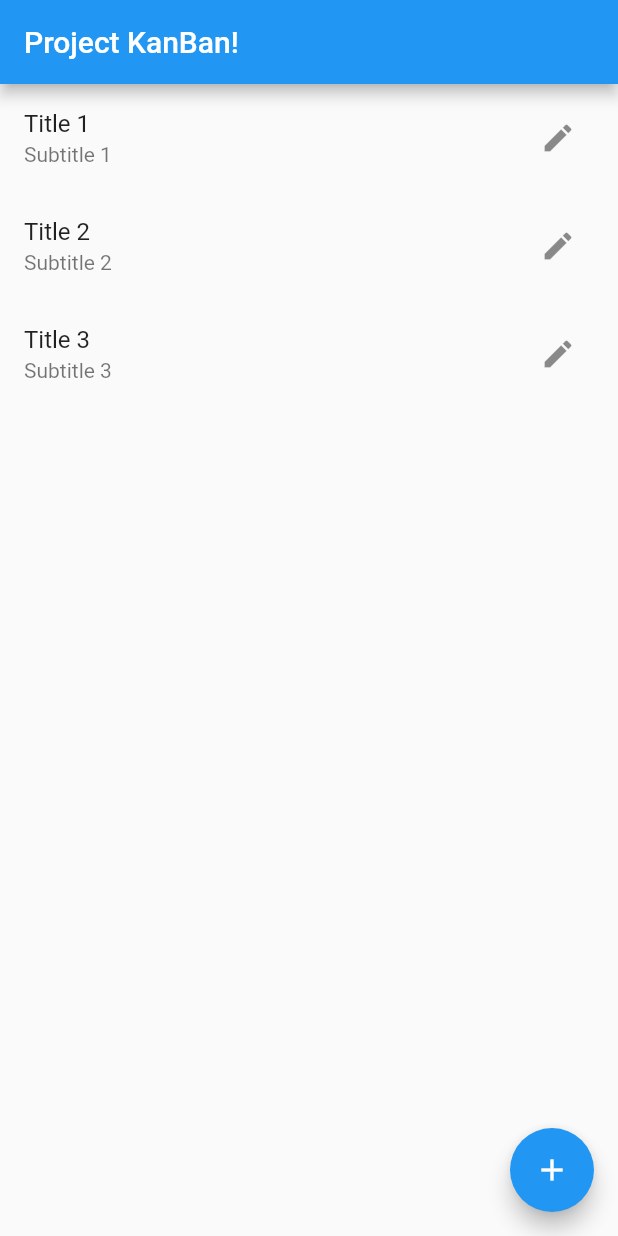
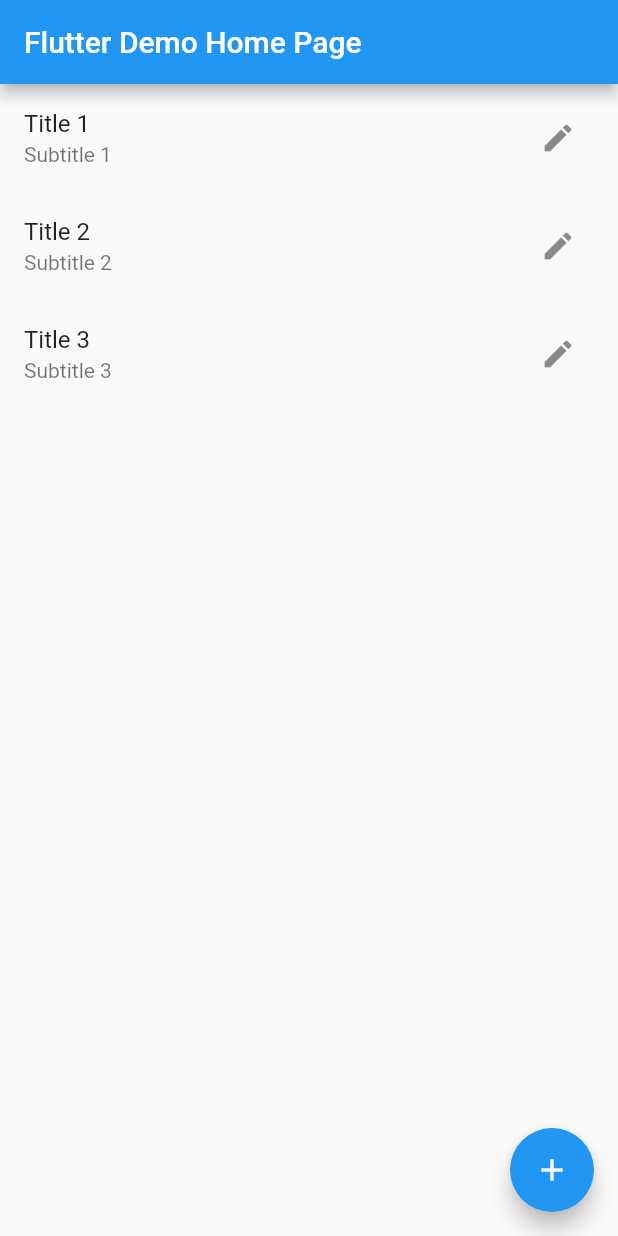
Before and after one commit to gabrielslater/task-board, a Flutter app: the screen it shows after launch, on a phone screen of 412 x 824 dp. Run offline on Flutter 3.47's test engine with Material 2 defaults, Android fonts, the phone set to English and light mode, and no system bars.

Commit message:
Revert "Homepage title change"
This reverts commit 3b0615d7fe4a5b984bf841cc3c653ee89d2cbb83.

```diff
--- a/lib/main.dart
+++ b/lib/main.dart
@@ -11,11 +11,11 @@ class MyApp extends StatelessWidget {
   @override
   Widget build(BuildContext context) {
     return MaterialApp(
-      title: 'Project KanBan!',
+      title: 'Flutter Demo',
       theme: ThemeData(
         primarySwatch: Colors.blue,
       ),
-      home: const MyHomePage(title: 'Project KanBan!'),
+      home: const MyHomePage(title: 'Flutter Demo Home Page'),
     );
   }
 }
```
